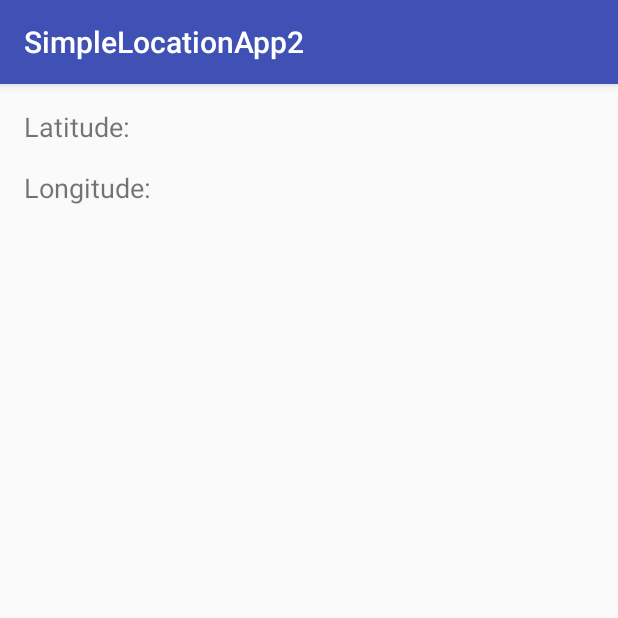
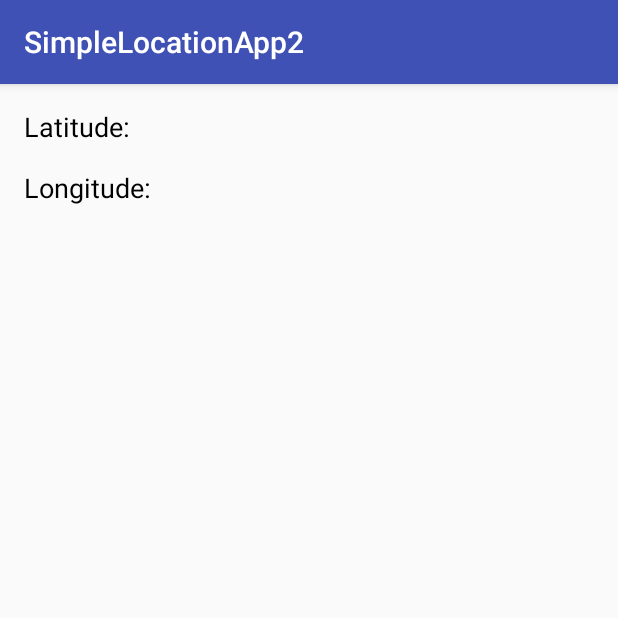
Before and after one commit to AlexBMA/SimpleLocationApp2, an Android app: the screen it shows after launch (MainActivity), on a phone screen of 412 x 824 dp, the top half of it. Run offline under Robolectric (Android 15) with nearby library versions, the phone set to English and light mode, and no system bars.

Commit message:
update 9

```diff
--- a/app/src/main/java/com/example/alexandru/simplelocationapp2/MainActivity.java
+++ b/app/src/main/java/com/example/alexandru/simplelocationapp2/MainActivity.java
@@ -1,22 +1,29 @@
 package com.example.alexandru.simplelocationapp2;
 
+import android.content.pm.PackageManager;
 import android.location.Location;
 import android.os.Bundle;
 import android.support.annotation.NonNull;
 import android.support.annotation.Nullable;
+import android.support.v4.app.ActivityCompat;
 import android.support.v7.app.AppCompatActivity;
+import android.util.Log;
 import android.widget.TextView;
 
 import com.google.android.gms.common.ConnectionResult;
 import com.google.android.gms.common.api.GoogleApiClient;
 import com.google.android.gms.location.LocationListener;
+import com.google.android.gms.location.LocationRequest;
 import com.google.android.gms.location.LocationServices;
 
 public class MainActivity extends AppCompatActivity implements GoogleApiClient.ConnectionCallbacks, GoogleApiClient.OnConnectionFailedListener, LocationListener {
 
 
+    protected final String LOG_TAG = String.valueOf(R.string.app_name);
     protected GoogleApiClient mGoogleApiClient;
     protected Location mLastLocation;
+    protected LocationRequest mLocationRequest;
+
     protected TextView latValue;
     protected TextView longValue;
 
@@ -58,6 +65,15 @@ public class MainActivity extends AppCompatActivity implements GoogleApiClient.C
     @Override
     public void onConnected(@Nullable Bundle bundle) {
 
+        if (ActivityCompat.checkSelfPermission(this, android.Manifest.permission.ACCESS_FINE_LOCATION) != PackageManager.PERMISSION_GRANTED && ActivityCompat.checkSelfPermission(this, android.Manifest.permission.ACCESS_COARSE_LOCATION) != PackageManager.PERMISSION_GRANTED) {
+            //    ActivityCompat#requestPermissions
+            // here to request the missing permissions, and then overriding
+            //   public void onRequestPermissionsResult(int requestCode, String[] permissions,
+            //                                          int[] grantResults)
+            // to handle the case where the user grants the permission. See the documentation
+            // for ActivityCompat#requestPermissions for more details.
+            return;
+        }
         mLastLocation = LocationServices.FusedLocationApi.getLastLocation(mGoogleApiClient);
         if (mLastLocation != null) {
             latValue.setText(String.valueOf(mLastLocation.getLatitude()));
@@ -68,12 +84,13 @@ public class MainActivity extends AppCompatActivity implements GoogleApiClient.C
 
     @Override
     public void onConnectionSuspended(int i) {
-
+        Log.e(LOG_TAG, "Connection suspended");
+        mGoogleApiClient.connect();
     }
 
     @Override
     public void onConnectionFailed(@NonNull ConnectionResult connectionResult) {
-
+        Log.e(LOG_TAG, "Connection " + connectionResult.getErrorMessage() + " " + connectionResult.getErrorCode());
     }
 
     @Override
--- a/app/src/main/res/layout/activity_main.xml
+++ b/app/src/main/res/layout/activity_main.xml
@@ -14,6 +14,7 @@
         android:paddingRight="@dimen/padding_right"
         android:paddingTop="@dimen/padding_top"
         android:text="Latitude:"
+        android:textColor="@color/colorText"
         android:textSize="@dimen/text_size" />
 
 
@@ -27,6 +28,7 @@
         android:paddingLeft="@dimen/padding_left"
         android:paddingRight="@dimen/padding_right"
         android:paddingTop="@dimen/padding_top"
+        android:textColor="@color/colorText"
         android:textSize="@dimen/text_size"
         tools:text="value here"
 
@@ -42,6 +44,7 @@
         android:paddingLeft="@dimen/padding_left"
         android:paddingRight="@dimen/padding_right"
         android:text="Longitude:"
+        android:textColor="@color/colorText"
         android:textSize="@dimen/text_size"
 
         />
@@ -56,6 +59,7 @@
         android:paddingBottom="@dimen/padding_bottom"
         android:paddingLeft="@dimen/padding_left"
         android:paddingRight="@dimen/padding_right"
+        android:textColor="@color/colorText"
         android:textSize="@dimen/text_size"
         tools:text="value here"
 
--- a/app/src/main/res/values/colors.xml
+++ b/app/src/main/res/values/colors.xml
@@ -3,4 +3,5 @@
     <color name="colorPrimary">#3F51B5</color>
     <color name="colorPrimaryDark">#303F9F</color>
     <color name="colorAccent">#FF4081</color>
+    <color name="colorText">#000000</color>
 </resources>
--- a/app/src/main/res/values/styles.xml
+++ b/app/src/main/res/values/styles.xml
@@ -6,6 +6,7 @@
         <item name="colorPrimary">@color/colorPrimary</item>
         <item name="colorPrimaryDark">@color/colorPrimaryDark</item>
         <item name="colorAccent">@color/colorAccent</item>
+
     </style>
 
 </resources>
```
